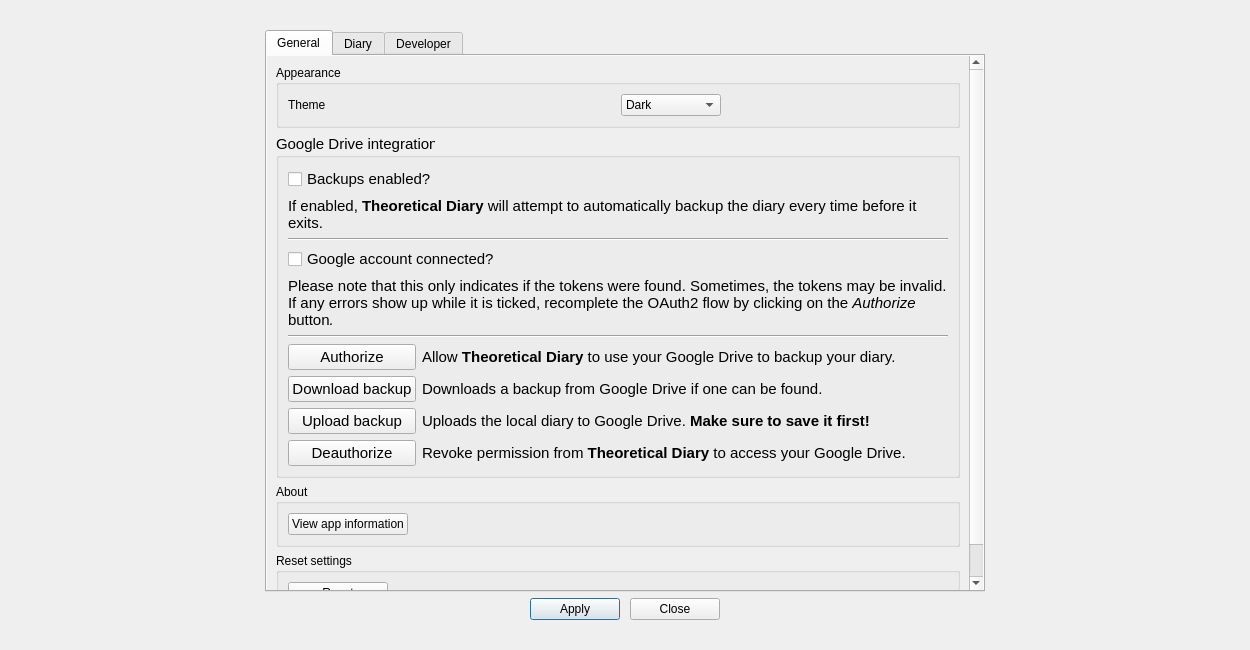
Before: the Qt Designer form src/gui/optionsmenu.ui in someretical/TheoreticalDiary, drawn with Qt 5.
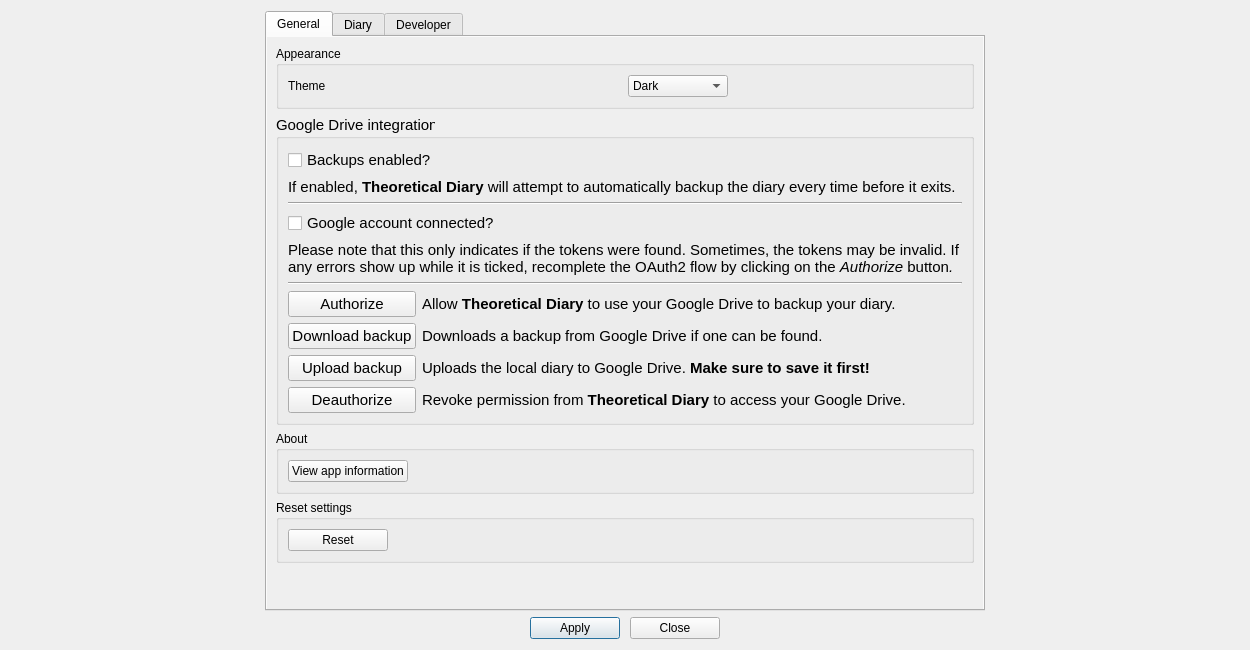
After: the same form once the commit is applied. Custom widgets are drawn as their Qt base class.

Diff of the .ui file:
```diff
--- a/src/gui/optionsmenu.ui
+++ b/src/gui/optionsmenu.ui
@@ -29,15 +29,9 @@
    <property name="leftMargin">
     <number>0</number>
    </property>
-   <property name="topMargin">
-    <number>30</number>
-   </property>
    <property name="rightMargin">
     <number>0</number>
    </property>
-   <property name="bottomMargin">
-    <number>30</number>
-   </property>
    <item row="1" column="5">
     <spacer name="horizontalSpacer_2">
      <property name="orientation">
@@ -175,7 +169,7 @@
           <property name="geometry">
            <rect>
             <x>0</x>
-            <y>-53</y>
+            <y>0</y>
             <width>702</width>
             <height>586</height>
            </rect>
```
Left out of the diff: 4 changed lines with no effect on the pictures.
